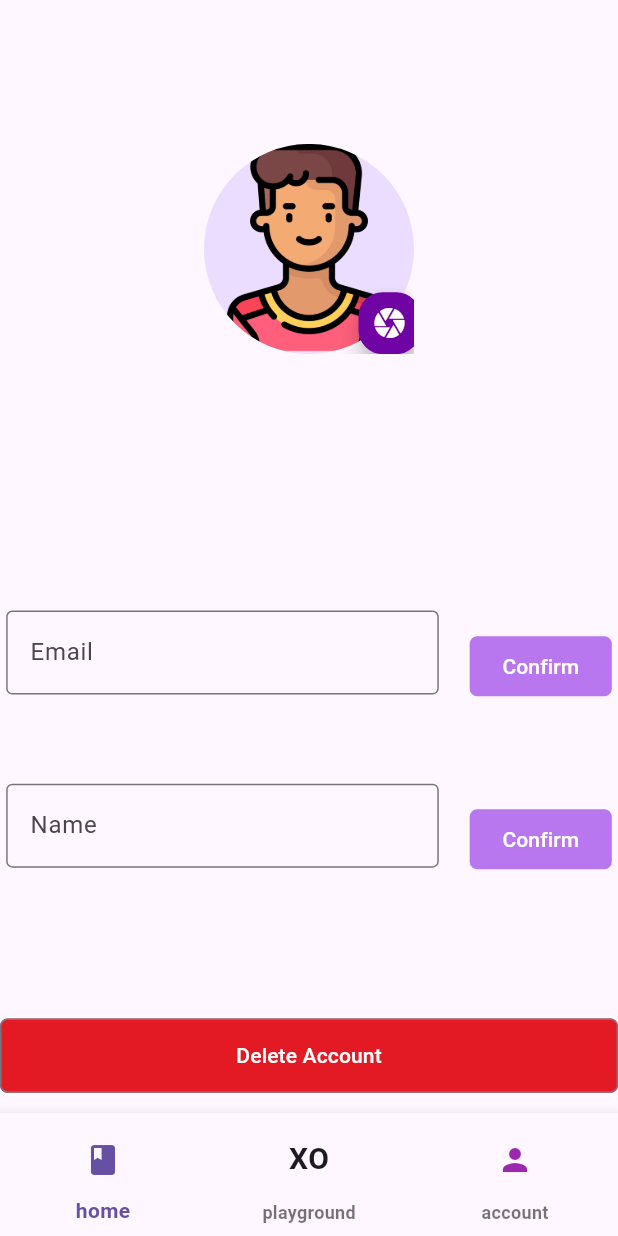
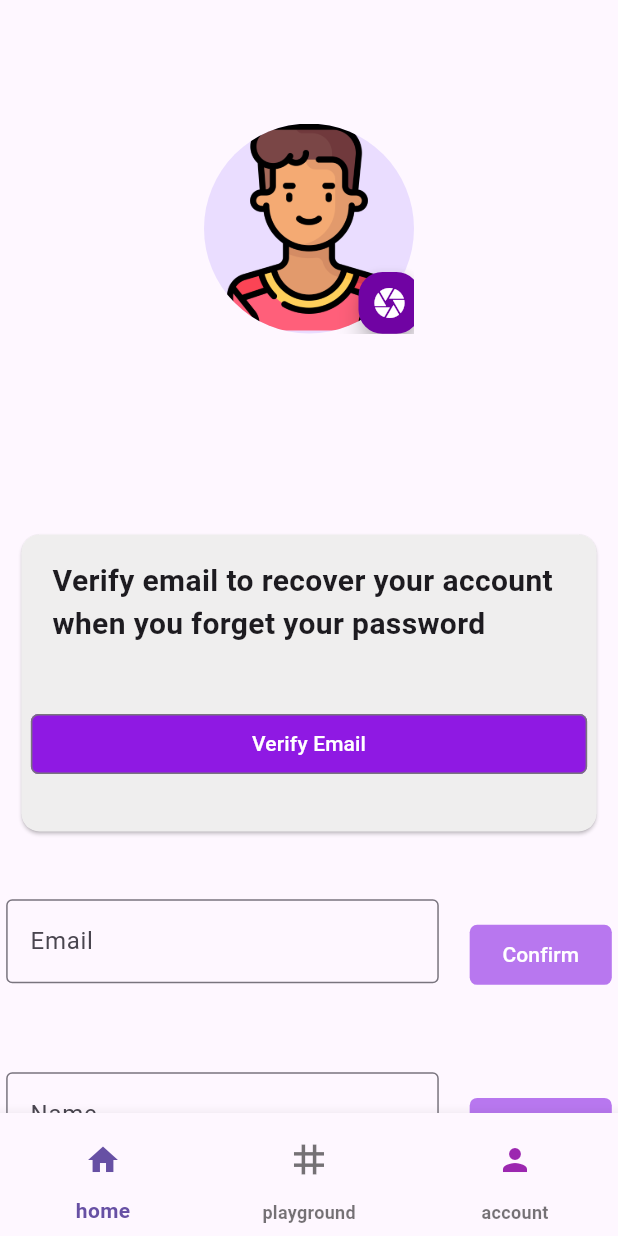
Before and after one commit to mohamedamine585/XO, a Flutter app: the HomePage screen opened by its route, item 3 of the bottom bar chosen, on a phone screen of 412 x 824 dp. Run offline on Flutter 3.47's test engine with Material 3 defaults, Android fonts, the phone set to English and light mode, and no system bars; our stand-ins replace image_picker, qr_flutter, shared_preferences; missing offline and left inert: qr_code_scanner; accounts and stored records are empty; network calls fail.

Commit message:
+buttons

```diff
--- /dev/null
+++ b/lib/views/Widgets/verifyEmailButton.dart
@@ -0,0 +1,38 @@
+import 'package:flutter/cupertino.dart';
+import 'package:flutter/material.dart';
+import 'package:tictactoe_client/views/utils.dart';
+
+final verifyemailWidget = Container(
+  height: SCREEN_HEIGHT * 0.25,
+  width: SCREEN_WIDTH * 0.95,
+  child: Card(
+    color: Color.fromARGB(255, 239, 238, 238),
+    child: Column(
+      children: [
+        Container(
+          margin: EdgeInsets.only(
+              left: SCREEN_WIDTH * 0.05, top: SCREEN_HEIGHT * 0.02),
+          child: const Text(
+              "Verify email to recover your account when you forget your password"),
+        ),
+        SizedBox(
+          height: SCREEN_HEIGHT * 0.05,
+        ),
+        Container(
+          width: SCREEN_WIDTH * 0.9,
+          child: OutlinedButton(
+            onPressed: () {},
+            child: Text(
+              "Verify Email",
+              style: TextStyle(color: Colors.white),
+            ),
+            style: OutlinedButton.styleFrom(
+                backgroundColor: Color.fromARGB(255, 143, 25, 227),
+                shape: RoundedRectangleBorder(
+                    borderRadius: BorderRadius.circular(5))),
+          ),
+        ),
+      ],
+    ),
+  ),
+);
--- a/lib/views/pages/AccountPage.dart
+++ b/lib/views/pages/AccountPage.dart
@@ -9,6 +9,7 @@ import 'package:tictactoe_client/entities/Player.dart';
 import 'package:tictactoe_client/repositories/MetaDataRepository.dart';
 import 'package:tictactoe_client/repositories/PlayerRepository.dart';
 import 'package:tictactoe_client/views/Widgets/ImageWidget.dart';
+import 'package:tictactoe_client/views/Widgets/verifyEmailButton.dart';
 import 'package:tictactoe_client/views/dialogs/alertdialog.dart';
 import 'package:tictactoe_client/views/dialogs/generaldialgo.dart';
 import 'package:tictactoe_client/views/utils.dart';
@@ -102,23 +103,7 @@ class _AccountPageState extends State<AccountPage> {
         SizedBox(
           height: SCREEN_HEIGHT * 0.1,
         ),
-        (isEmailVerified == false)
-            ? Container(
-                height: SCREEN_HEIGHT * 0.06,
-                width: SCREEN_WIDTH,
-                child: OutlinedButton(
-                  onPressed: () {},
-                  child: Text(
-                    "Verify Email",
-                    style: TextStyle(color: Colors.white),
-                  ),
-                  style: OutlinedButton.styleFrom(
-                      backgroundColor: Color.fromARGB(255, 143, 25, 227),
-                      shape: RoundedRectangleBorder(
-                          borderRadius: BorderRadius.circular(5))),
-                ),
-              )
-            : const SizedBox(),
+        verifyemailWidget,
         SizedBox(
           height: SCREEN_HEIGHT * 0.05,
         ),
@@ -210,11 +195,57 @@ class _AccountPageState extends State<AccountPage> {
           ],
         ),
         SizedBox(
-          height: SCREEN_HEIGHT * 0.1,
+          height: SCREEN_HEIGHT * 0.05,
+        ),
+        Container(
+            height: SCREEN_HEIGHT * 0.06,
+            width: SCREEN_WIDTH * 0.95,
+            child: OutlinedButton(
+              style: OutlinedButton.styleFrom(
+                backgroundColor: Color.fromARGB(255, 245, 245, 245),
+                shape: RoundedRectangleBorder(
+                    borderRadius: BorderRadius.circular(5)),
+              ),
+              onPressed: () {},
+              child: Row(
+                children: [
+                  const Icon(Icons.password),
+                  SizedBox(
+                    width: SCREEN_WIDTH * 0.2,
+                  ),
+                  const Text("Change Password")
+                ],
+              ),
+            )),
+        SizedBox(
+          height: SCREEN_HEIGHT * 0.01,
+        ),
+        Container(
+            height: SCREEN_HEIGHT * 0.06,
+            width: SCREEN_WIDTH * 0.95,
+            child: OutlinedButton(
+              style: OutlinedButton.styleFrom(
+                backgroundColor: Color.fromARGB(255, 245, 245, 245),
+                shape: RoundedRectangleBorder(
+                    borderRadius: BorderRadius.circular(5)),
+              ),
+              onPressed: () {},
+              child: Row(
+                children: [
+                  const Icon(Icons.grid_3x3),
+                  SizedBox(
+                    width: SCREEN_WIDTH * 0.17,
+                  ),
+                  const Text("Use Tictactoe Password")
+                ],
+              ),
+            )),
+        SizedBox(
+          height: SCREEN_HEIGHT * 0.01,
         ),
         Container(
           height: SCREEN_HEIGHT * 0.06,
-          width: SCREEN_WIDTH,
+          width: SCREEN_WIDTH * 0.95,
           child: OutlinedButton(
             onPressed: () async {
               await showDialog(
--- a/lib/views/pages/HomePage.dart
+++ b/lib/views/pages/HomePage.dart
@@ -39,24 +39,20 @@ class _HomePageState extends State<HomePage> {
                           page = 0;
                         });
                       },
-                      icon: const Icon(Icons.book)),
+                      icon: const Icon(Icons.home)),
                   label: "home"),
               BottomNavigationBarItem(
-                  icon: Container(
-                      width: 80,
-                      child: IconButton(
+                  icon: IconButton(
                       color: (page == 1) ? Colors.purple : null,
                       onPressed: () {
                         setState(() {
                           page = 1;
                         });
                       },
-                          icon: Text(
-                            "XO",
-                            style: TextStyle(
-                                fontWeight: FontWeight.bold,
-                                color: (page == 1) ? Colors.purple : null),
-                          ))),
+                      icon: const Icon(
+                        Icons.grid_3x3,
+                        size: 30,
+                      )),
                   label: "playground"),
               BottomNavigationBarItem(
                   icon: IconButton(
--- a/lib/views/pages/LoginPage.dart
+++ b/lib/views/pages/LoginPage.dart
@@ -99,13 +99,18 @@ class _LoginPageState extends State<LoginPage> {
                         // Login Button
                         ElevatedButton(
                           style: ButtonStyle(
+                              backgroundColor: MaterialStateColor.resolveWith(
+                                  (states) =>
+                                      Color.fromARGB(255, 153, 45, 193)),
+                              shape: MaterialStateProperty.all(
+                                  RoundedRectangleBorder(
+                                      borderRadius: BorderRadius.circular(10))),
                               fixedSize: MaterialStateProperty.all(Size(
                                   SCREEN_WIDTH * 0.5, SCREEN_HEIGHT * 0.05))),
                           onPressed: _handleLogin,
-                          child: Text(
+                          child: const Text(
                             "Let's Conquer",
-                            style: TextStyle(
-                                color: Color.fromARGB(255, 15, 5, 118)),
+                            style: TextStyle(color: Colors.white),
                           ),
                         ),
                         SizedBox(
--- a/lib/views/pages/PlayRoom.dart
+++ b/lib/views/pages/PlayRoom.dart
@@ -1,5 +1,4 @@
 import 'dart:convert';
-import 'dart:typed_data';
 import 'package:flutter/cupertino.dart';
 import 'package:flutter/material.dart';
 import 'package:flutter/widgets.dart';
@@ -103,7 +102,7 @@ class _PlayroomState extends State<Playroom> {
                                         child: Row(
                                           children: [
                                             SizedBox(
-                                              width: SCREEN_WIDTH * 0.15,
+                                              width: SCREEN_WIDTH * 0.1,
                                             ),
                                             const Text("VS."),
                                           ],
--- a/lib/views/pages/SignupPage.dart
+++ b/lib/views/pages/SignupPage.dart
@@ -131,13 +131,17 @@ class _SignupPageState extends State<SignupPage> {
                     // Login Button
                     ElevatedButton(
                       style: ButtonStyle(
+                          backgroundColor: MaterialStateColor.resolveWith(
+                              (states) => Color.fromARGB(255, 153, 45, 193)),
+                          shape: MaterialStateProperty.all(
+                              RoundedRectangleBorder(
+                                  borderRadius: BorderRadius.circular(10))),
                           fixedSize: MaterialStateProperty.all(
                               Size(SCREEN_WIDTH * 0.5, SCREEN_HEIGHT * 0.05))),
                       onPressed: _handleSignup,
-                      child: Text(
+                      child: const Text(
                         "Let's play",
-                        style:
-                            TextStyle(color: Color.fromARGB(255, 15, 5, 118)),
+                        style: TextStyle(color: Colors.white),
                       ),
                     ),
                     SizedBox(
```
Lines whose indentation alone changed are shown as unchanged.
